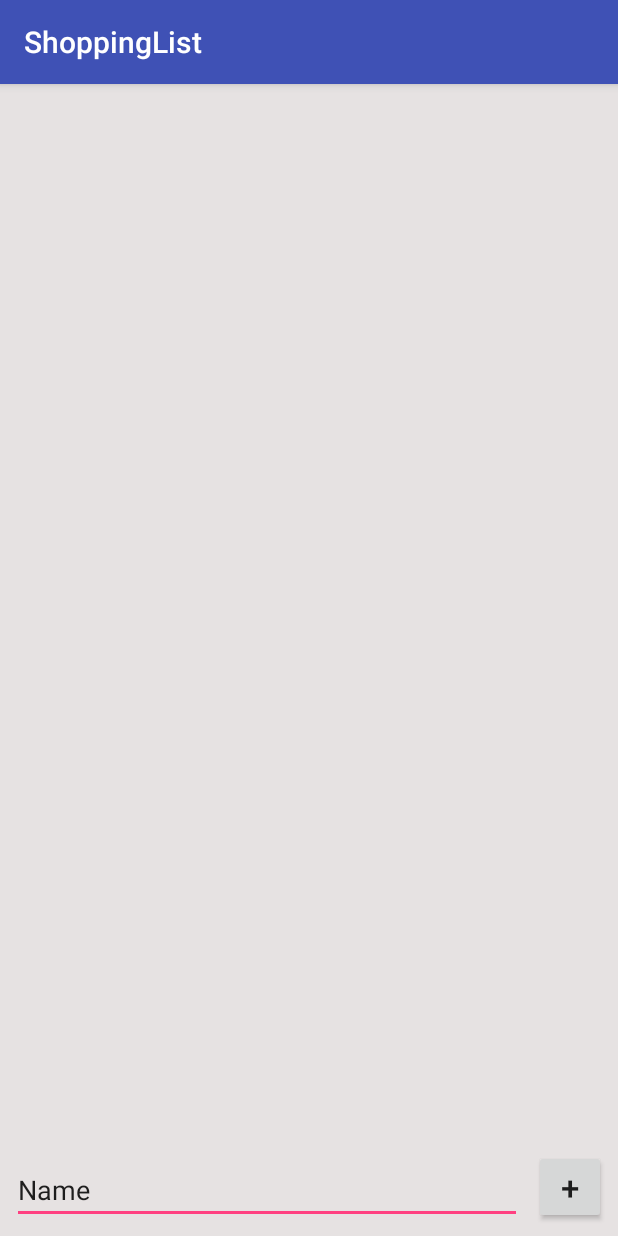
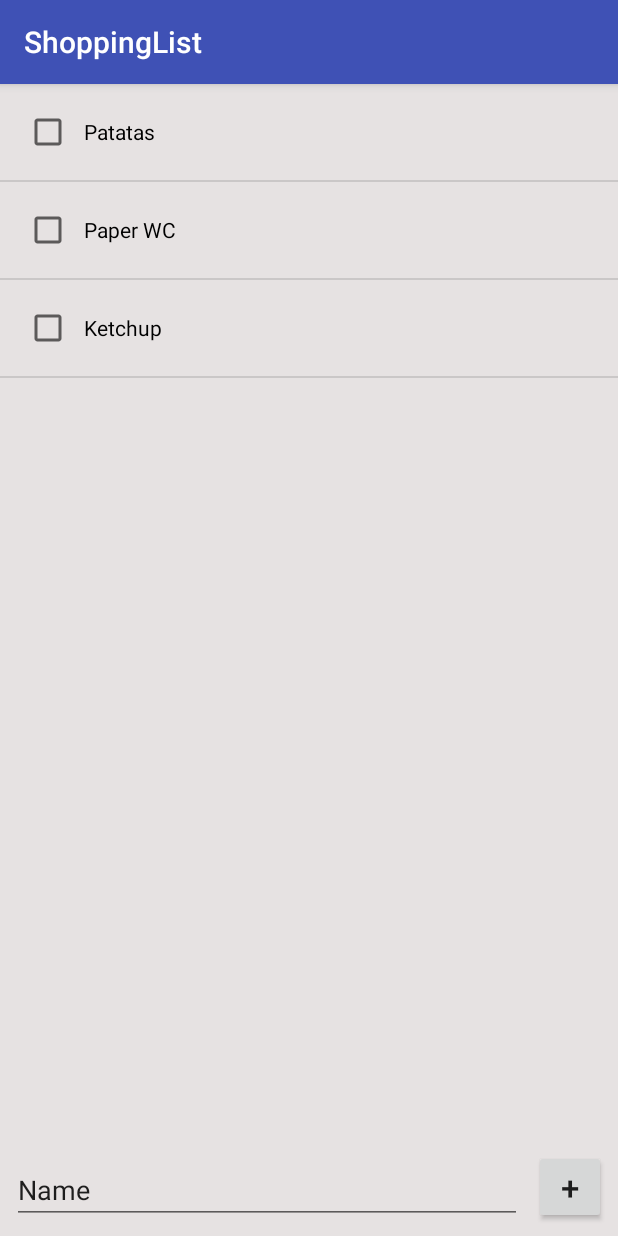
Before and after one commit to Penrech/ShoppingList, an Android app: the screen it shows after launch (ShoppingListActivity), on a phone screen of 412 x 824 dp. Run offline under Robolectric (Android 15) with nearby library versions, the phone set to English and light mode, and no system bars.

Commit message:
Mostrar lista elements fictisis

```diff
--- a/app/src/main/java/com/pau_e/shoppinglist/ShoppingListActivity.java
+++ b/app/src/main/java/com/pau_e/shoppinglist/ShoppingListActivity.java
@@ -2,12 +2,29 @@ package com.pau_e.shoppinglist;
 
 import android.support.v7.app.AppCompatActivity;
 import android.os.Bundle;
+import android.widget.ListView;
+
+import java.util.ArrayList;
 
 public class ShoppingListActivity extends AppCompatActivity {
+
+    private ListView list;
+    private ArrayList<String> items; // Model de dades
+    private ShoppingListAdapter adapter;
 
     @Override
     protected void onCreate(Bundle savedInstanceState) {
         super.onCreate(savedInstanceState);
         setContentView(R.layout.activity_shopping_list);
+
+        // Omplim el model de dades
+        items = new ArrayList<>();
+        items.add("Patatas");
+        items.add("Paper WC");
+        items.add("Ketchup");
+
+        list = (ListView) findViewById(R.id.list);
+        adapter = new ShoppingListAdapter(this, R.layout.shopping_item, items);
+        list.setAdapter(adapter);
     }
 }
--- /dev/null
+++ b/app/src/main/java/com/pau_e/shoppinglist/ShoppingListAdapter.java
@@ -0,0 +1,41 @@
+package com.pau_e.shoppinglist;
+
+import android.content.Context;
+import android.support.annotation.NonNull;
+import android.support.annotation.Nullable;
+import android.text.Layout;
+import android.view.LayoutInflater;
+import android.view.View;
+import android.view.ViewGroup;
+import android.widget.ArrayAdapter;
+import android.widget.CheckBox;
+
+import java.util.List;
+
+/**
+ * Created by pau_e on 06/03/2018.
+ */
+
+public class ShoppingListAdapter extends ArrayAdapter<String> {
+    public ShoppingListAdapter(@NonNull Context context, int resource, @NonNull List<String> objects) {
+        super(context, resource, objects);
+    }
+
+    @NonNull
+    @Override
+    public View getView(int position, @Nullable View convertView, @NonNull ViewGroup parent) {
+        // 1. Crear un nou View si és necessari (no cal si convertView no és null)
+        View root = convertView; //arrel d'un item de la llista
+        if (root == null){
+            LayoutInflater inflater = LayoutInflater.from(getContext());
+            root = inflater.inflate(R.layout.shopping_item, parent, false);
+        }
+
+        CheckBox checkBox =  root.findViewById(R.id.checkBox);
+        String item = getItem(position);
+        checkBox.setText(item);
+
+        return root;
+
+    }
+}
--- /dev/null
+++ b/app/src/main/res/layout/shopping_item.xml
@@ -0,0 +1,15 @@
+<?xml version="1.0" encoding="utf-8"?>
+<LinearLayout xmlns:android="http://schemas.android.com/apk/res/android"
+    android:id="@+id/item_root"
+    android:layout_width="match_parent"
+    android:layout_height="?android:attr/listPreferredItemHeight"
+    android:orientation="vertical"
+    android:paddingLeft="16dp">
+
+    <CheckBox
+        android:id="@+id/checkBox"
+        android:layout_width="match_parent"
+        android:layout_height="match_parent"
+        android:paddingLeft="8dp"
+        android:text="CheckBox" />
+</LinearLayout>
```
